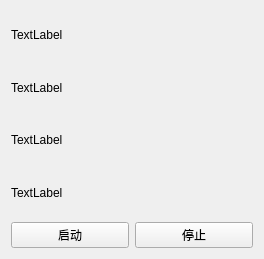
Qt form UI/devicewidget.ui (Chick9N/MonitoringSystem) before a commit.
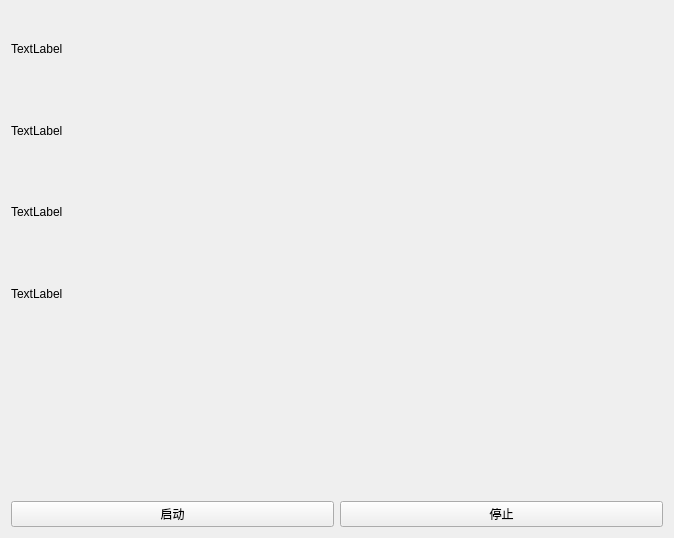
The same form after that commit.

Commit message: Day4: 集成Qt Charts，实现设备温度电压趋势监控

```diff
--- a/UI/devicewidget.ui
+++ b/UI/devicewidget.ui
@@ -6,8 +6,8 @@
    <rect>
     <x>0</x>
     <y>0</y>
-    <width>264</width>
-    <height>259</height>
+    <width>674</width>
+    <height>538</height>
    </rect>
   </property>
   <property name="windowTitle">
@@ -44,6 +44,16 @@
        </property>
       </widget>
      </item>
+     <item>
+      <widget class="QWidget" name="temperatureChartWidget" native="true">
+       <layout class="QVBoxLayout" name="verticalLayout_5"/>
+      </widget>
+     </item>
+     <item>
+      <widget class="QWidget" name="voltageChartWidget" native="true">
+       <layout class="QVBoxLayout" name="verticalLayout_6"/>
+      </widget>
+     </item>
      <item>
       <layout class="QHBoxLayout" name="horizontalLayout">
        <property name="sizeConstraint">
```
The commit also changes 10 other files.
